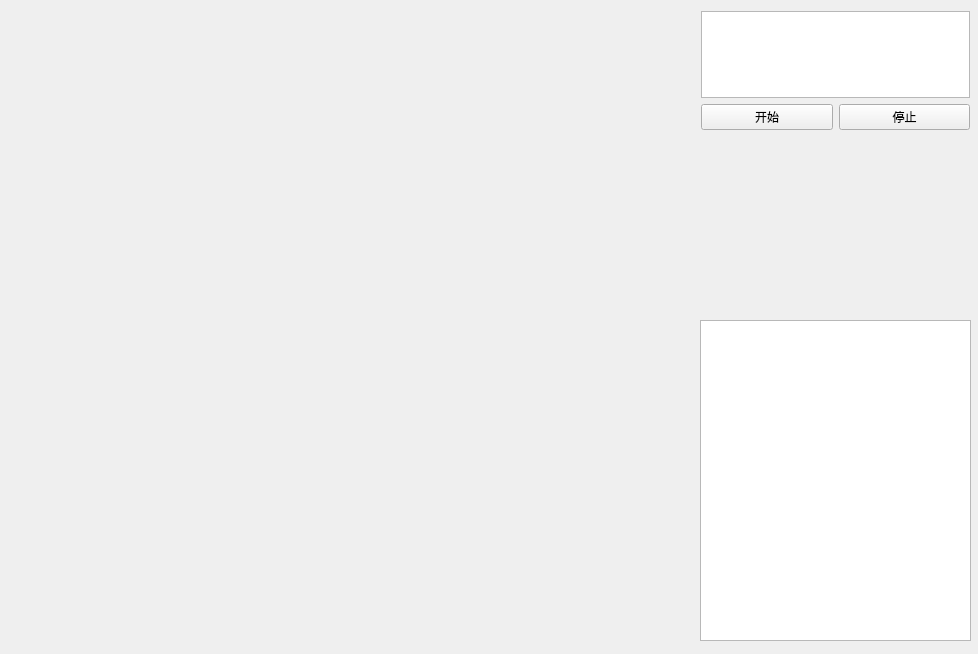
Qt form pig/widget.ui (yang314/pig) before a commit.
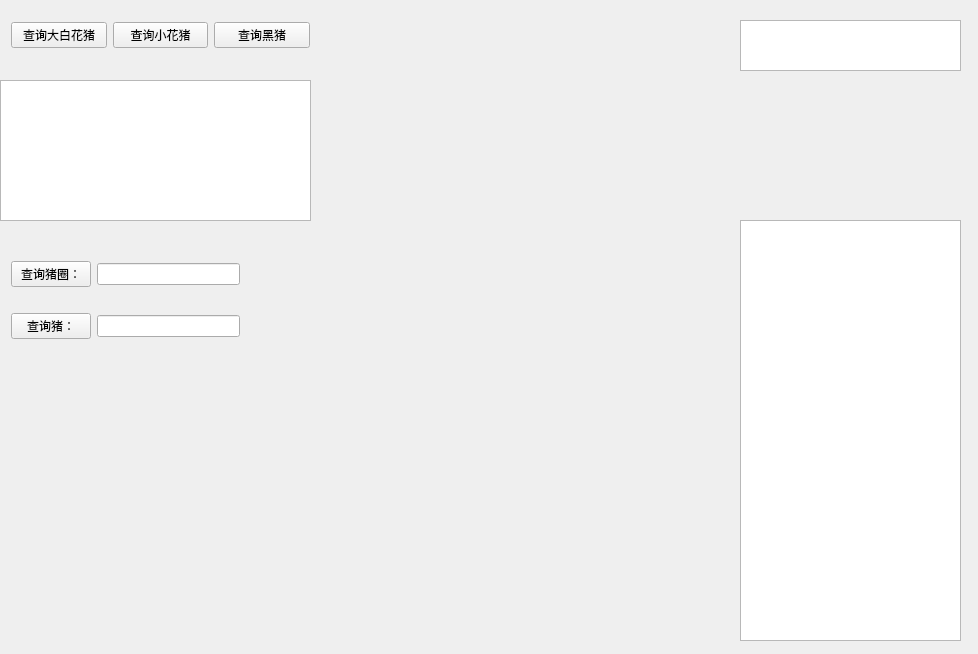
The same form after that commit.

```diff
--- a/pig/widget.ui
+++ b/pig/widget.ui
@@ -13,42 +13,98 @@
   <property name="windowTitle">
    <string>Widget</string>
   </property>
-  <widget class="QWidget" name="widget" native="true">
+  <widget class="QTextEdit" name="output">
    <property name="geometry">
     <rect>
-     <x>690</x>
-     <y>0</y>
-     <width>291</width>
+     <x>740</x>
+     <y>220</y>
+     <width>221</width>
+     <height>421</height>
+    </rect>
+   </property>
+  </widget>
+  <widget class="QWidget" name="widget_2" native="true">
+   <property name="geometry">
+    <rect>
+     <x>0</x>
+     <y>230</y>
+     <width>251</width>
      <height>141</height>
     </rect>
    </property>
    <layout class="QGridLayout" name="gridLayout">
+    <item row="0" column="0">
+     <widget class="QPushButton" name="stys">
+      <property name="text">
+       <string>查询猪圈：</string>
+      </property>
+     </widget>
+    </item>
+    <item row="0" column="1">
+     <widget class="QLineEdit" name="lineEdit"/>
+    </item>
     <item row="1" column="0">
      <widget class="QPushButton" name="begin">
       <property name="text">
-       <string>开始</string>
+       <string>查询猪：</string>
       </property>
      </widget>
     </item>
     <item row="1" column="1">
-     <widget class="QPushButton" name="stop">
+     <widget class="QLineEdit" name="lineEdit_2"/>
+    </item>
+   </layout>
+  </widget>
+  <widget class="QWidget" name="widget_3" native="true">
+   <property name="geometry">
+    <rect>
+     <x>0</x>
+     <y>10</y>
+     <width>321</width>
+     <height>50</height>
+    </rect>
+   </property>
+   <layout class="QHBoxLayout" name="horizontalLayout">
+    <item>
+     <widget class="QPushButton" name="spotted">
       <property name="text">
-       <string>停止</string>
+       <string>查询大白花猪</string>
       </property>
      </widget>
     </item>
-    <item row="0" column="0" colspan="2">
-     <widget class="QTextEdit" name="timer"/>
+    <item>
+     <widget class="QPushButton" name="tabby">
+      <property name="text">
+       <string>查询小花猪</string>
+      </property>
+     </widget>
     </item>
+    <item>
+     <widget class="QPushButton" name="black">
+      <property name="text">
+       <string>查询黑猪</string>
+      </property>
+     </widget>
+    </item>
    </layout>
   </widget>
-  <widget class="QTextEdit" name="output">
+  <widget class="QTextEdit" name="textEdit">
    <property name="geometry">
     <rect>
-     <x>700</x>
-     <y>320</y>
-     <width>271</width>
-     <height>321</height>
+     <x>0</x>
+     <y>80</y>
+     <width>311</width>
+     <height>141</height>
+    </rect>
+   </property>
+  </widget>
+  <widget class="QTextEdit" name="timer">
+   <property name="geometry">
+    <rect>
+     <x>740</x>
+     <y>20</y>
+     <width>221</width>
+     <height>51</height>
     </rect>
    </property>
   </widget>
```
Left out of the diff: 2 changed lines with no effect on the pictures.
